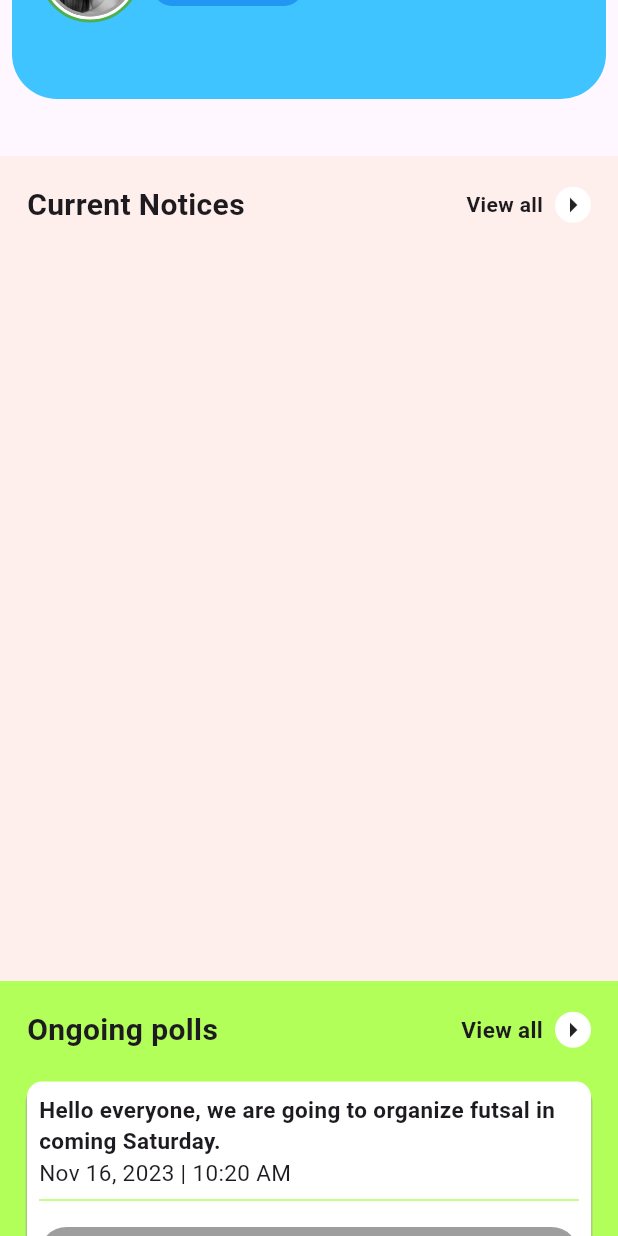
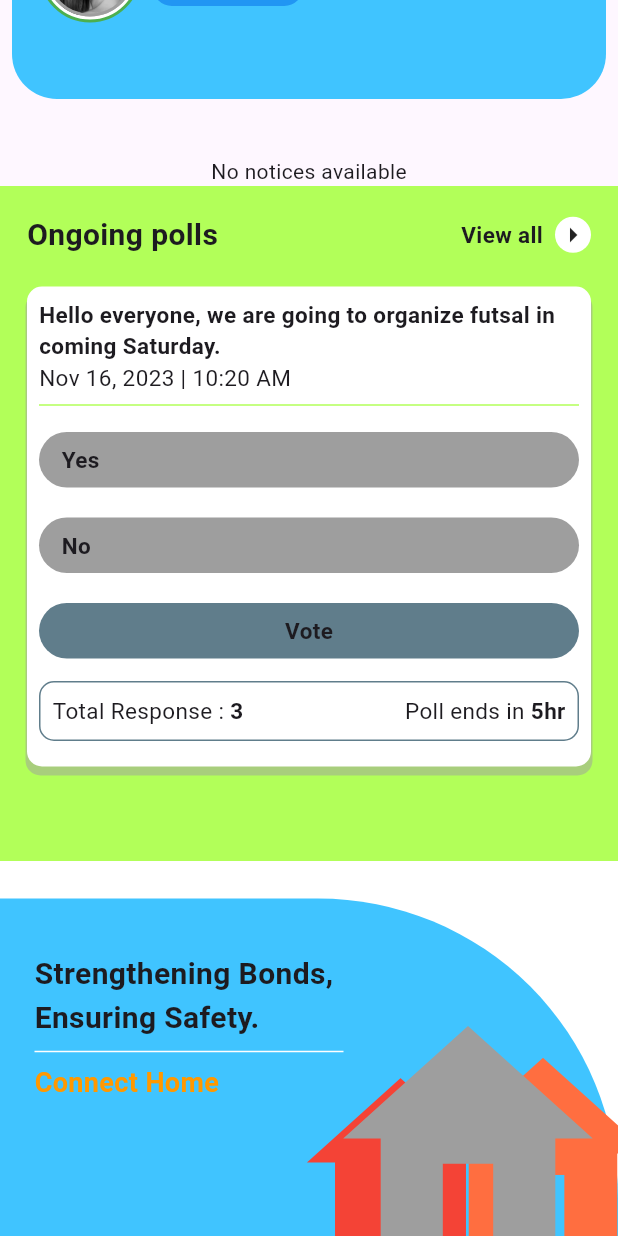
Before and after one commit to bipin24746/DayoneContacts, a Flutter app: the HomeScreenMain screen opened directly, scrolled down 767 dp, on a phone screen of 412 x 824 dp. Run offline on Flutter 3.47's test engine with Material 3 defaults, Android fonts, the phone set to English and light mode, and no system bars; our stand-ins replace animated_splash_screen, buttons_tabbar, dartz, dio, equatable, flutter_bloc and 2 more; accounts and stored records are empty.

Commit message:
learning clean code

```diff
--- a/lib/main_home_screen/pages/home_screen_pages/home_screen.dart
+++ b/lib/main_home_screen/pages/home_screen_pages/home_screen.dart
@@ -1,34 +1,43 @@
 import 'package:dayonecontacts/main_home_screen/widgets/connect_home/connect_home.dart';
-import 'package:dayonecontacts/main_home_screen/widgets/current_notices/current_notices_home.dart';
+import 'package:dayonecontacts/main_home_screen/widgets/current_notices/clean_code/data/data_sources/notice_remote_datasource.dart';
+import 'package:dayonecontacts/main_home_screen/widgets/current_notices/clean_code/data/repositories/notice_repository_impl.dart';
+import 'package:dayonecontacts/main_home_screen/widgets/current_notices/clean_code/domain/use_case/get_notices.dart';
+import 'package:dayonecontacts/main_home_screen/widgets/current_notices/clean_code/presentation/bloc/notice_bloc.dart';
+import 'package:dayonecontacts/main_home_screen/widgets/current_notices/clean_code/presentation/pages/current_notices.dart';
 import 'package:dayonecontacts/main_home_screen/widgets/ongoing_polls/ongoing_polls.dart';
 import 'package:dayonecontacts/main_home_screen/widgets/personal_staff/personal_staff.dart';
 import 'package:dayonecontacts/main_home_screen/widgets/services/services.dart';
 import 'package:dayonecontacts/main_home_screen/widgets/visitors_list/home_visitors.dart';
 import 'package:flutter/material.dart';
+import 'package:flutter_bloc/flutter_bloc.dart';
+import 'package:http/http.dart' as http;
 
-class HomeScreenMain extends StatefulWidget {
+class HomeScreenMain extends StatelessWidget {
   const HomeScreenMain({super.key});
 
   @override
-  State<HomeScreenMain> createState() => _HomeScreenMainState();
-}
-
-class _HomeScreenMainState extends State<HomeScreenMain> {
-  @override
   Widget build(BuildContext context) {
-    return Scaffold(body: SingleChildScrollView(
-      child: Column(
+    return Scaffold(
+      body: ListView(
         children: [
-
           HomeVisitors(),
           ServicesHome(),
           PersonalStaffHome(),
-          SizedBox(height: 30,),
-          CurrentNoticesHome(),
+          const SizedBox(height: 30),
+          BlocProvider(
+            create: (context) => NoticeBloc(
+              getNotices: GetNotices(
+                NoticeRepositoryImpl(
+                  NoticeRemoteDataSource(http.Client()),
+                ),
+              ),
+            ),
+            child: const CurrentNoticeHome(), // Provide NoticeBloc here
+          ),
           OngoingPollsHome(),
           ConnectHomeContainer(),
         ],
       ),
-    ),);
+    );
   }
 }
--- /dev/null
+++ b/lib/main_home_screen/widgets/current_notices/clean_code/core/constants/api_constants.dart
@@ -0,0 +1,4 @@
+class ApiConstants {
+  static const String baseUrl = 'https://housing-stagingserver.aitc.ai/api/v1';
+  static const String noticeEndpoint = '$baseUrl/client/notice';
+}
--- /dev/null
+++ b/lib/main_home_screen/widgets/current_notices/clean_code/core/error/failures.dart
@@ -0,0 +1,19 @@
+import 'package:equatable/equatable.dart';
+
+abstract class Failure extends Equatable {
+  final String message;
+
+  const Failure(this.message);
+
+  @override
+  List<Object?> get props => [message];
+}
+
+// Specific failure types
+class ServerFailure extends Failure {
+  const ServerFailure(String message) : super(message);
+}
+
+class CacheFailure extends Failure {
+  const CacheFailure(String message) : super(message);
+}
--- /dev/null
+++ b/lib/main_home_screen/widgets/current_notices/clean_code/data/data_sources/notice_remote_datasource.dart
@@ -0,0 +1,35 @@
+import 'dart:convert';
+import 'package:dayonecontacts/main_home_screen/widgets/current_notices/clean_code/core/constants/api_constants.dart';
+import 'package:dayonecontacts/main_home_screen/widgets/current_notices/clean_code/data/models/shared_prefs.dart';
+import 'package:http/http.dart' as http;
+
+import '../models/integration_models.dart';
+
+class NoticeRemoteDataSource {
+  final http.Client client;
+
+  NoticeRemoteDataSource(this.client);
+
+  Future<IntegrationModel> getNotices() async {
+    // Retrieve the token from SharedPreferences
+    final token = await SharedPrefs.getAuthToken();
+
+    if (token == null) {
+      throw Exception('Authentication token not found');
+    }
+
+    final response = await client.get(
+      Uri.parse(ApiConstants.noticeEndpoint),
+      headers: {
+        'Authorization': 'Bearer $token', // Use the retrieved token
+      },
+    );
+
+    if (response.statusCode == 200) {
+      final data = json.decode(response.body);
+      return IntegrationModel.fromJson(data);
+    } else {
+      throw Exception('Failed to load notices');
+    }
+  }
+}
--- /dev/null
+++ b/lib/main_home_screen/widgets/current_notices/clean_code/data/models/shared_prefs.dart
@@ -0,0 +1,8 @@
+import 'package:shared_preferences/shared_preferences.dart';
+
+class SharedPrefs {
+  static Future<String?> getAuthToken() async {
+    final prefs = await SharedPreferences.getInstance();
+    return prefs.getString('authToken');
+  }
+}
--- /dev/null
+++ b/lib/main_home_screen/widgets/current_notices/clean_code/data/repositories/notice_repository_impl.dart
@@ -0,0 +1,22 @@
+import 'package:dartz/dartz.dart';
+import 'package:dayonecontacts/main_home_screen/widgets/current_notices/clean_code/core/error/failures.dart';
+import 'package:dayonecontacts/main_home_screen/widgets/current_notices/clean_code/data/data_sources/notice_remote_datasource.dart';
+import '../../domain/repositories/notice_repository.dart';
+import '../../domain/entities/integration.dart';
+
+
+class NoticeRepositoryImpl implements NoticeRepository {
+  final NoticeRemoteDataSource remoteDataSource;
+
+  NoticeRepositoryImpl(this.remoteDataSource);
+
+  @override
+  Future<Either<Failure, Integration>> getNotices() async {
+    try {
+      final notices = await remoteDataSource.getNotices();
+      return Right(notices);
+    } catch (e) {
+      return Left(ServerFailure(e.toString()));
+    }
+  }
+}
--- /dev/null
+++ b/lib/main_home_screen/widgets/current_notices/clean_code/domain/entities/integration.dart
@@ -0,0 +1,35 @@
+import 'package:equatable/equatable.dart';
+
+class Integration extends Equatable {
+  final bool success;
+  final List<Datum> data;
+
+  const Integration({
+    required this.success,
+    required this.data,
+  });
+
+  @override
+  List<Object?> get props => [success, data];
+}
+
+class Datum extends Equatable {
+  final String id;
+  final String title;
+  final String category;
+  final String message;
+  final List<dynamic> document;
+  final DateTime createdAt;
+
+  const Datum({
+    required this.id,
+    required this.title,
+    required this.category,
+    required this.message,
+    required this.document,
+    required this.createdAt,
+  });
+
+  @override
+  List<Object?> get props => [id, title, category, message, document, createdAt];
+}
--- /dev/null
+++ b/lib/main_home_screen/widgets/current_notices/clean_code/domain/repositories/notice_repository.dart
@@ -0,0 +1,9 @@
+
+import 'package:dartz/dartz.dart';
+import 'package:dayonecontacts/main_home_screen/widgets/current_notices/clean_code/core/error/failures.dart';
+
+import '../entities/integration.dart';
+
+abstract class NoticeRepository {
+  Future<Either<Failure, Integration>> getNotices();
+}
--- /dev/null
+++ b/lib/main_home_screen/widgets/current_notices/clean_code/domain/use_case/get_notices.dart
@@ -0,0 +1,14 @@
+import 'package:dartz/dartz.dart';
+import 'package:dayonecontacts/main_home_screen/widgets/current_notices/clean_code/core/error/failures.dart';
+import '../repositories/notice_repository.dart';
+import '../entities/integration.dart';
+
+class GetNotices {
+  final NoticeRepository repository;
+
+  GetNotices(this.repository);
+
+  Future<Either<Failure, Integration>> call() async {
+    return await repository.getNotices();
+  }
+}
--- /dev/null
+++ b/lib/main_home_screen/widgets/current_notices/clean_code/presentation/bloc/notice_bloc.dart
@@ -0,0 +1,27 @@
+import 'package:dayonecontacts/main_home_screen/widgets/current_notices/clean_code/domain/use_case/get_notices.dart';
+import 'package:equatable/equatable.dart';
+import 'package:flutter_bloc/flutter_bloc.dart';
+import 'package:dartz/dartz.dart';
+import '../../domain/entities/integration.dart';
+import '../../core/error/failures.dart';
+
+part 'notice_event.dart';
+part 'notice_state.dart';
+
+class NoticeBloc extends Bloc<NoticeEvent, NoticeState> {
+  final GetNotices getNotices;
+
+  NoticeBloc({required this.getNotices}) : super(NoticeInitial()) {
+    on<FetchNotices>(_onFetchNotices);
+  }
+
+  void _onFetchNotices(FetchNotices event, Emitter<NoticeState> emit) async {
+    emit(NoticeLoading());
+    final Either<Failure, Integration> result = await getNotices();
+
+    result.fold(
+          (failure) => emit(NoticeError(message: failure.toString())),
+          (notices) => emit(NoticeLoaded(notices: notices)),
+    );
+  }
+}
--- /dev/null
+++ b/lib/main_home_screen/widgets/current_notices/clean_code/presentation/bloc/notice_event.dart
@@ -0,0 +1,10 @@
+part of 'notice_bloc.dart';
+
+abstract class NoticeEvent extends Equatable {
+  const NoticeEvent();
+
+  @override
+  List<Object?> get props => [];
+}
+
+class FetchNotices extends NoticeEvent {}
--- /dev/null
+++ b/lib/main_home_screen/widgets/current_notices/clean_code/presentation/bloc/notice_state.dart
@@ -0,0 +1,30 @@
+part of 'notice_bloc.dart';
+
+abstract class NoticeState extends Equatable {
+  const NoticeState();
+
+  @override
+  List<Object?> get props => [];
+}
+
+class NoticeInitial extends NoticeState {}
+
+class NoticeLoading extends NoticeState {}
+
+class NoticeLoaded extends NoticeState {
+  final Integration notices;
+
+  const NoticeLoaded({required this.notices});
+
+  @override
+  List<Object?> get props => [notices];
+}
+
+class NoticeError extends NoticeState {
+  final String message;
+
+  const NoticeError({required this.message});
+
+  @override
+  List<Object?> get props => [message];
+}
--- /dev/null
+++ b/lib/main_home_screen/widgets/current_notices/clean_code/presentation/pages/current_notices.dart
@@ -0,0 +1,47 @@
+import 'package:flutter/material.dart';
+import 'package:flutter_bloc/flutter_bloc.dart';
+import '../../domain/entities/integration.dart';
+import '../bloc/notice_bloc.dart';
+
+class CurrentNoticeHome extends StatelessWidget {
+  const CurrentNoticeHome({super.key});
+
+  @override
+  Widget build(BuildContext context) {
+    return BlocBuilder<NoticeBloc, NoticeState>(
+      builder: (context, state) {
+        if (state is NoticeLoading) {
+          return const Center(child: CircularProgressIndicator());
+        } else if (state is NoticeLoaded) {
+          debugPrint("Notices received: ${state.notices.data.length}");
+          return _buildNoticesList(state.notices);
+        } else if (state is NoticeError) {
+          return Center(child: Text(state.message));
+        } else {
+          return const Center(child: Text('No notices available'));
+        }
+      },
+    );
+  }
+
+  Widget _buildNoticesList(Integration notices) {
+    if (notices.data == null || notices.data.isEmpty) {
+      debugPrint("No notices found!");
+      return const Center(child: Text('No notices available'));
+    }
+
+    return ListView.builder(
+      shrinkWrap: true,
+      physics: const NeverScrollableScrollPhysics(),
+      itemCount: notices.data.length,
+      itemBuilder: (context, index) {
+        final notice = notices.data[index];
+        debugPrint("Notice: ${notice.title} - ${notice.message}");
+        return ListTile(
+          title: Text(notice.title),
+          subtitle: Text(notice.message),
+        );
+      },
+    );
+  }
+}
--- a/pubspec.yaml
+++ b/pubspec.yaml
@@ -45,6 +45,10 @@ dependencies:
   flutter_timer_countdown: ^1.0.7
   fluttertoast: ^8.2.10
   shared_preferences: ^2.4.0
+  equatable: ^2.0.7
+  dartz: ^0.10.1
+  flutter_bloc: ^9.0.0
+  bloc: ^9.0.0
 
 
 dev_dependencies:
```
Also changed, not shown: lib/main.dart (+16 -8 lines), lib/main_home_screen/widgets/current_notices/clean_code/data/models/integration_models.dart (added, +59 -0 lines), pubspec.lock.
